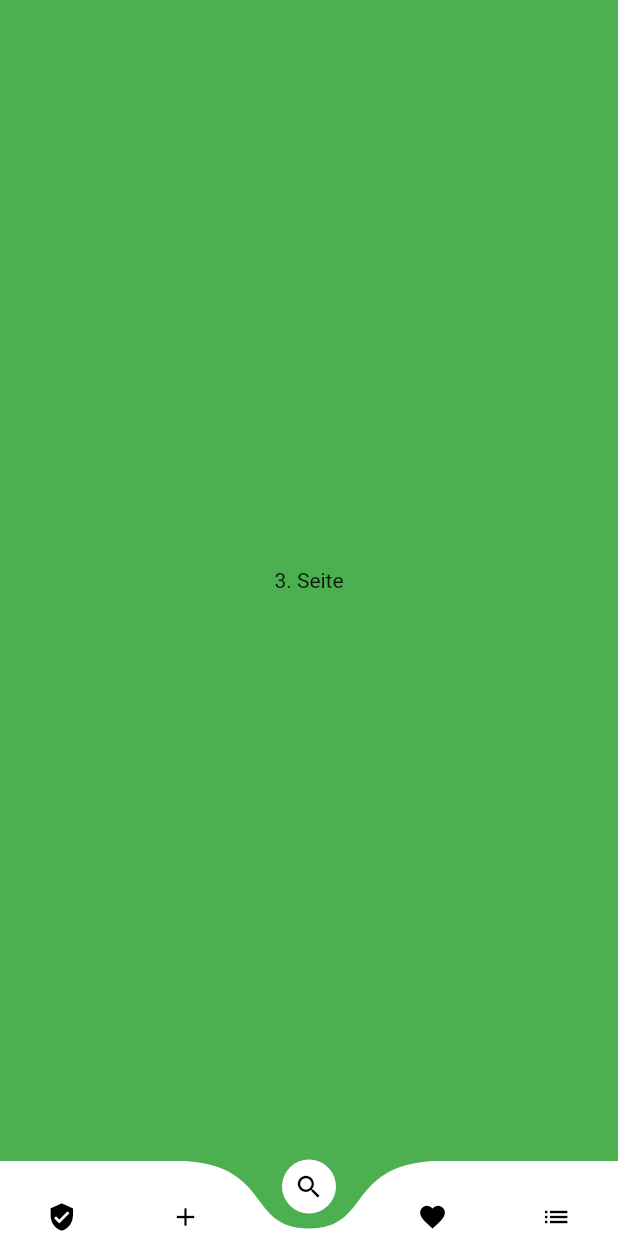
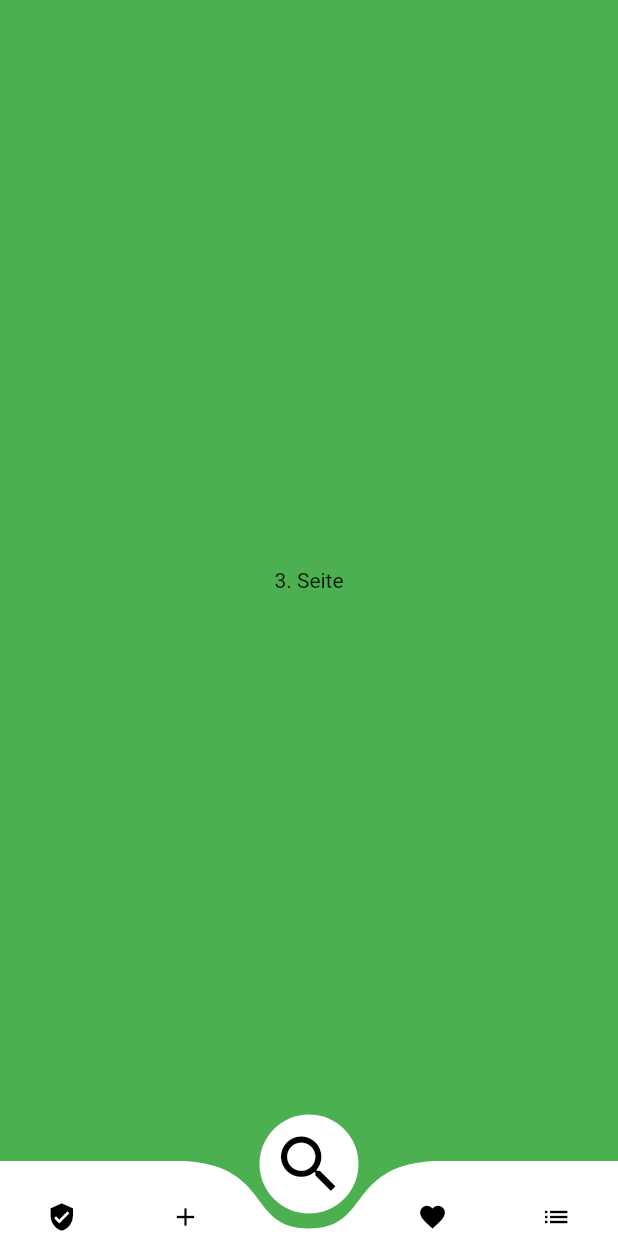
Before and after one commit to DanielRoe97/tindog, a Flutter app: the screen it shows after launch, on a phone screen of 412 x 824 dp. Run offline on Flutter 3.47's test engine with Material 2 defaults, Android fonts, the phone set to English and light mode, and no system bars; drawn by our look-alikes of curved_navigation_bar.

Commit message:
Startseite geändert+button

```diff
--- a/lib/view/main.dart
+++ b/lib/view/main.dart
@@ -53,7 +53,7 @@ class _BottomNavBarState extends State<BottomNavBar> {
           items: <Widget>[
             Icon(Icons.verified_user,size: 20, color: Colors.black),
             Icon(Icons.add,size: 20, color: Colors.black),
-            Icon(Icons.search,size: 20, color: Colors.black),
+            Icon(Icons.search,size: 50, color: Colors.black),
             Icon(Icons.favorite,size: 20, color: Colors.black),
             Icon(Icons.list,size: 20, color: Colors.black),
           ],
```
